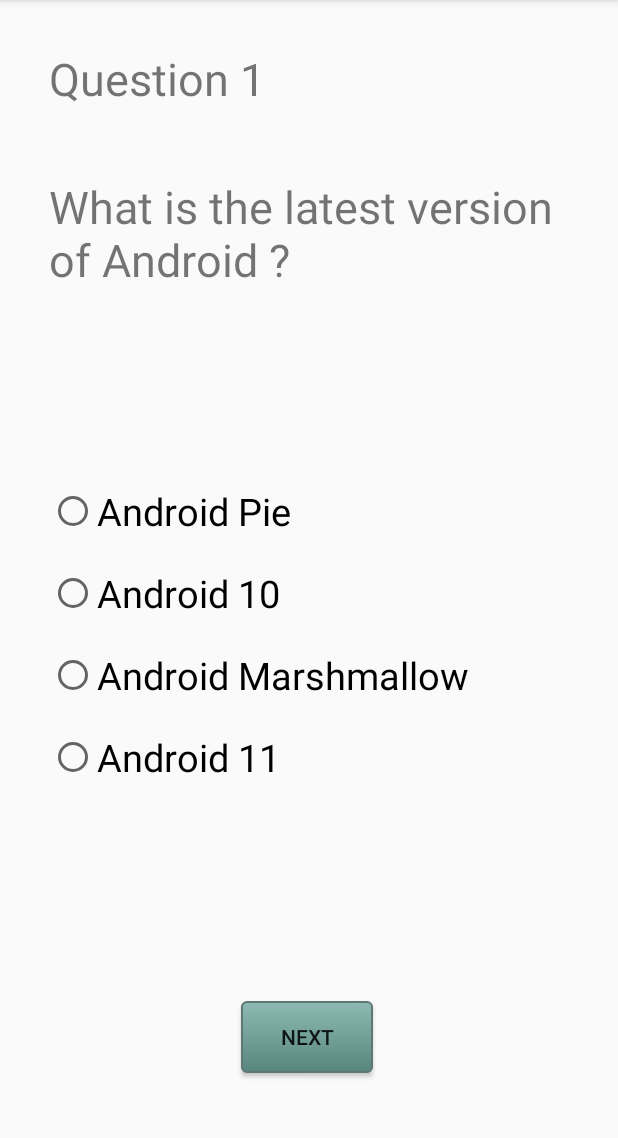
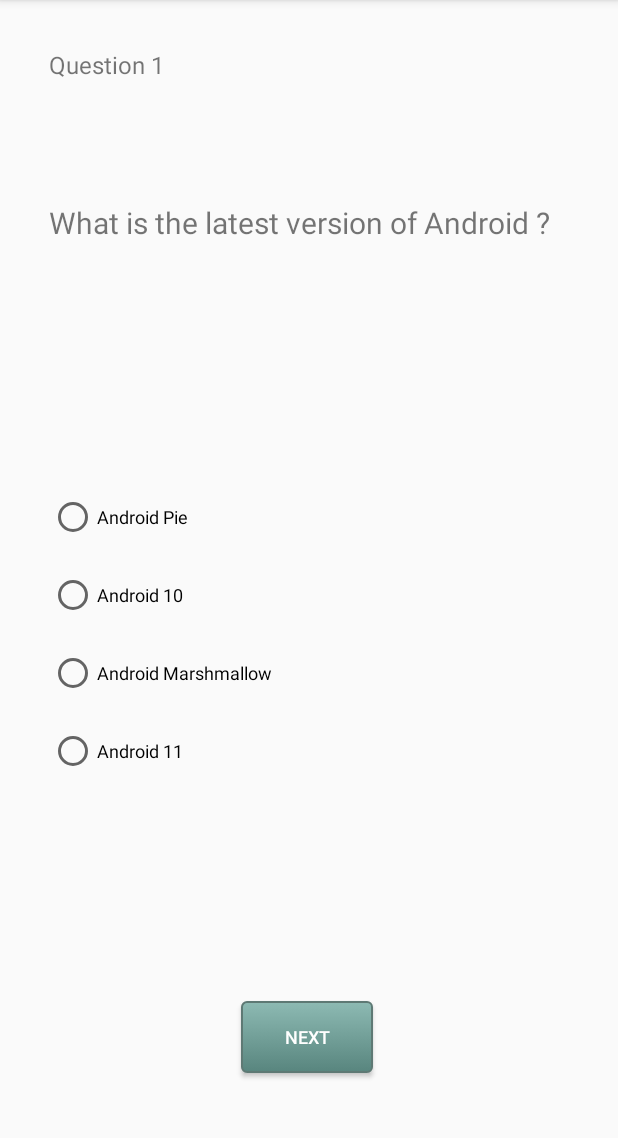
Before and after one commit to vikassoni99/Quiz-App, an Android app: the screen it shows after launch (MainActivity), on a phone screen of 412 x 824 dp, the part 84-1222 px from its top. Run offline under Robolectric (Android 15) with nearby library versions, the phone set to English and light mode, and no system bars.

Commit message:
UI changes

```diff
--- a/app/src/main/res/layout/activity_main.xml
+++ b/app/src/main/res/layout/activity_main.xml
@@ -12,7 +12,7 @@
         android:layout_height="wrap_content"
         android:layout_marginTop="32dp"
         android:text="@string/q1"
-        android:textSize="30sp"
+        android:textSize="@dimen/dim_ques_num"
         app:layout_constraintEnd_toEndOf="parent"
         app:layout_constraintHorizontal_bias="0.0"
         app:layout_constraintStart_toStartOf="@+id/guideV"
@@ -23,7 +23,7 @@
         android:layout_width="0dp"
         android:layout_height="wrap_content"
         android:text="@string/question1"
-        android:textSize="30sp"
+        android:textSize="@dimen/dim_question"
         app:layout_constraintBottom_toTopOf="@+id/guideBelowQ"
         app:layout_constraintEnd_toEndOf="@+id/guideV2"
         app:layout_constraintHorizontal_bias="1.0"
@@ -71,7 +71,7 @@
             android:layout_marginTop="10dp"
             android:layout_marginBottom="10dp"
             android:text="@string/q1o1"
-            android:textSize="25sp" />
+            android:textSize="@dimen/dim_option" />
 
         <RadioButton
             android:id="@+id/radio_ans"
@@ -80,7 +80,7 @@
             android:layout_marginTop="10dp"
             android:layout_marginBottom="10dp"
             android:text="@string/q1o2"
-            android:textSize="25sp" />
+            android:textSize="@dimen/dim_option" />
 
         <RadioButton
             android:layout_width="wrap_content"
@@ -88,7 +88,7 @@
             android:layout_marginTop="10dp"
             android:layout_marginBottom="10dp"
             android:text="@string/q1o3"
-            android:textSize="25sp">
+            android:textSize="@dimen/dim_option">
 
         </RadioButton>
 
@@ -98,7 +98,7 @@
             android:layout_marginTop="10dp"
             android:layout_marginBottom="10dp"
             android:text="@string/q1o4"
-            android:textSize="25sp">
+            android:textSize="@dimen/dim_option">
 
         </RadioButton>
     </RadioGroup>
@@ -109,6 +109,8 @@
         android:layout_height="wrap_content"
         android:background="@drawable/button_shape"
         android:text="@string/button_next"
+        android:textSize="@dimen/dim_bt_txt"
+        android:textColor="#ffffff"
         app:layout_constraintBottom_toBottomOf="parent"
         app:layout_constraintEnd_toEndOf="@+id/guideV2"
         app:layout_constraintHorizontal_bias="0.496"
--- a/app/src/main/res/layout/activity_name.xml
+++ b/app/src/main/res/layout/activity_name.xml
@@ -10,7 +10,7 @@
         android:layout_height="wrap_content"
         android:layout_marginTop="32dp"
         android:text="@string/q4"
-        android:textSize="30sp"
+        android:textSize="@dimen/dim_ques_num"
         app:layout_constraintEnd_toEndOf="parent"
         app:layout_constraintHorizontal_bias="0.0"
         app:layout_constraintStart_toStartOf="@+id/guideV1"
@@ -22,7 +22,7 @@
         android:layout_height="wrap_content"
         android:layout_marginTop="20dp"
         android:text="@string/question4"
-        android:textSize="30sp"
+        android:textSize="@dimen/dim_question"
         app:layout_constraintBottom_toTopOf="@+id/guideH1"
         app:layout_constraintEnd_toEndOf="@+id/guideV2"
         app:layout_constraintHorizontal_bias="1.0"
@@ -59,6 +59,8 @@
         android:layout_height="wrap_content"
         android:background="@drawable/button_shape"
         android:text="@string/button_submit"
+        android:textSize="@dimen/dim_bt_txt"
+        android:textColor="#ffffff"
         app:layout_constraintBottom_toBottomOf="parent"
         app:layout_constraintEnd_toEndOf="@+id/guideV2"
         app:layout_constraintHorizontal_bias="0.496"
--- a/app/src/main/res/layout/activity_seekbar.xml
+++ b/app/src/main/res/layout/activity_seekbar.xml
@@ -10,7 +10,7 @@
         android:layout_height="wrap_content"
         android:layout_marginTop="32dp"
         android:text="@string/q3"
-        android:textSize="30sp"
+        android:textSize="@dimen/dim_ques_num"
         app:layout_constraintEnd_toEndOf="parent"
         app:layout_constraintHorizontal_bias="0.0"
         app:layout_constraintStart_toStartOf="@+id/guideV1"
@@ -21,7 +21,7 @@
         android:layout_width="0dp"
         android:layout_height="wrap_content"
         android:text="@string/question3"
-        android:textSize="30sp"
+        android:textSize="@dimen/dim_question"
         app:layout_constraintBottom_toTopOf="@+id/guideH1"
         app:layout_constraintEnd_toEndOf="@+id/guideV2"
         app:layout_constraintHorizontal_bias="1.0"
@@ -58,6 +58,8 @@
         android:layout_height="wrap_content"
         android:background="@drawable/button_shape"
         android:text="@string/button_next"
+        android:textSize="@dimen/dim_bt_txt"
+        android:textColor="#ffffff"
         app:layout_constraintBottom_toBottomOf="parent"
         app:layout_constraintEnd_toEndOf="@+id/guideV2"
         app:layout_constraintHorizontal_bias="0.496"
--- /dev/null
+++ b/app/src/main/res/values/dimen.xml
@@ -0,0 +1,8 @@
+<?xml version="1.0" encoding="utf-8"?>
+<resources>
+
+    <dimen name="dim_ques_num">16sp</dimen>
+    <dimen name="dim_question">20sp</dimen>
+    <dimen name="dim_option">12sp</dimen>
+    <dimen name="dim_bt_txt">12sp</dimen>
+</resources>
--- a/build.gradle
+++ b/build.gradle
@@ -8,7 +8,7 @@ buildscript {
 
     }
     dependencies {
-        classpath 'com.android.tools.build:gradle:3.5.0'
+        classpath 'com.android.tools.build:gradle:3.5.3'
         classpath "org.jetbrains.kotlin:kotlin-gradle-plugin:$kotlin_version"
         // NOTE: Do not place your application dependencies here; they belong
         // in the individual module build.gradle files
```
Also changed, not shown: app/src/main/res/layout/activity_ques2.xml (+7 -6 lines), app/src/main/res/layout/activity_score.xml (+7 -7 lines).
